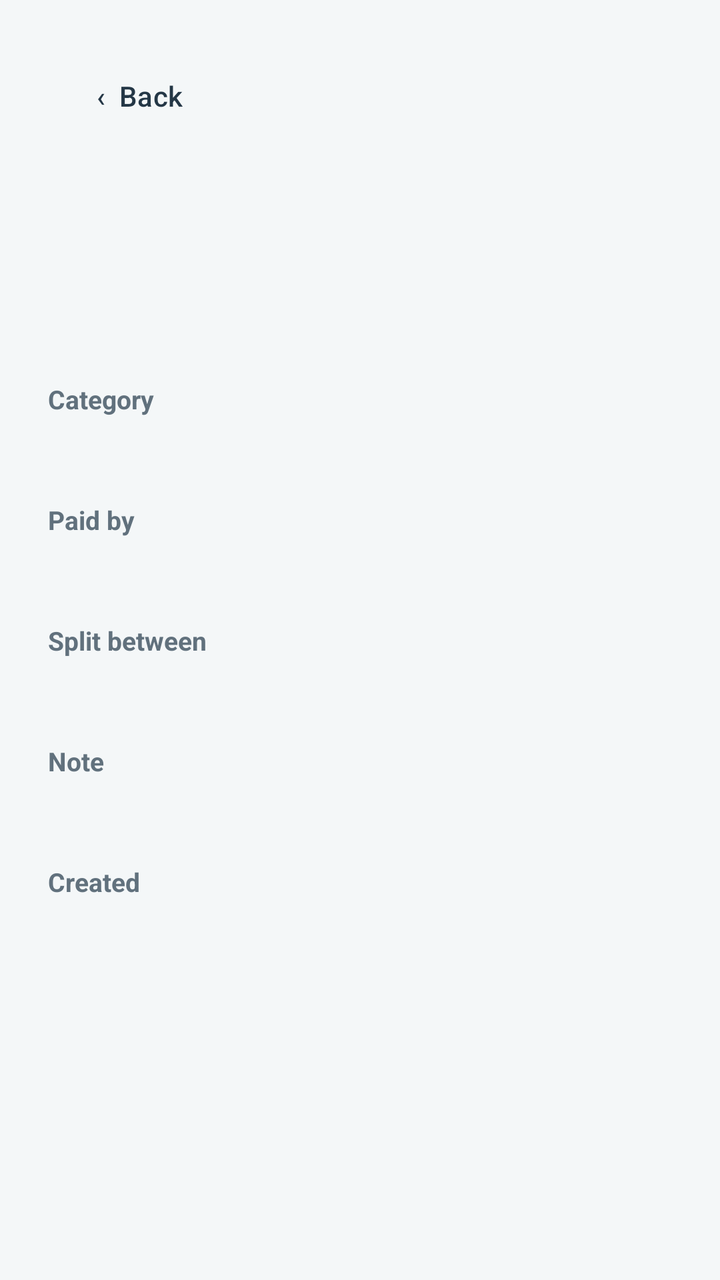
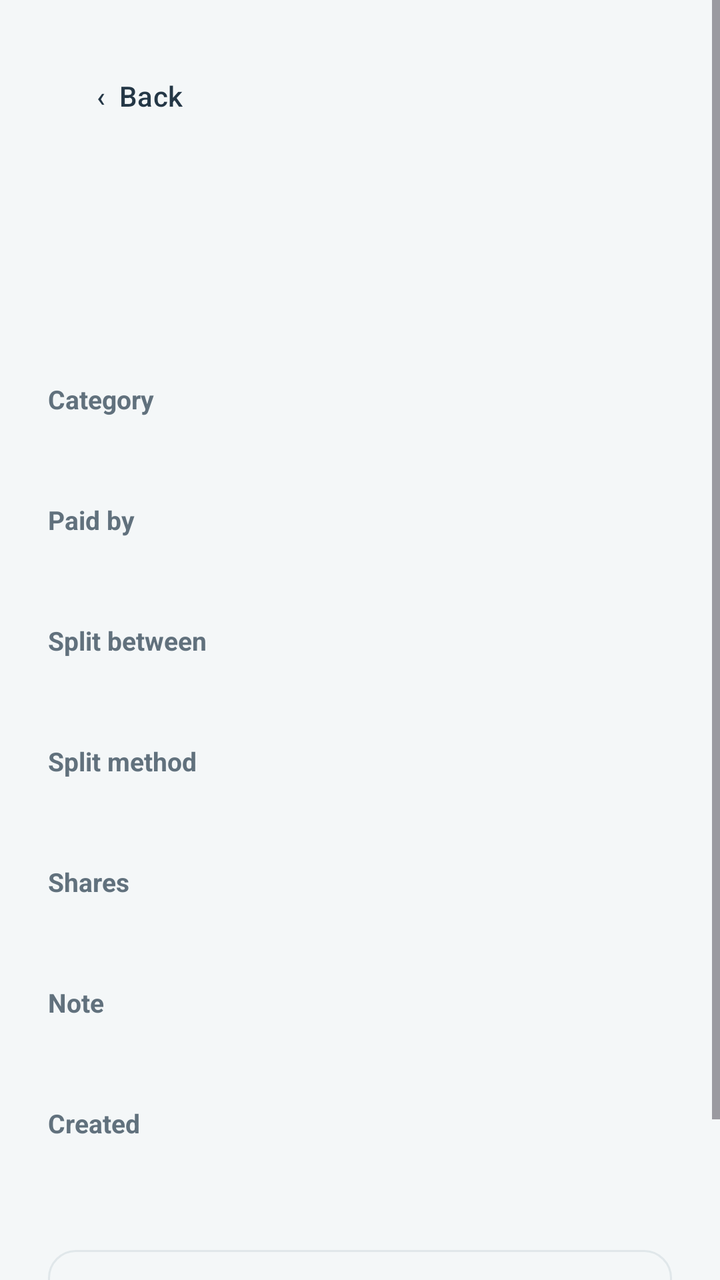

Two renders of the same Android screen: before a commit and after it. Below are the layout's source before the change and the commit's diff.
<!-- AndroidManifest.xml: application theme Theme.MyApplication -->
<!-- res/layout/activity_expense_detail.xml -->
<?xml version="1.0" encoding="utf-8"?>
<ScrollView xmlns:android="http://schemas.android.com/apk/res/android"
    xmlns:app="http://schemas.android.com/apk/res-auto"
    android:layout_width="match_parent"
    android:layout_height="match_parent"
    android:fillViewport="true"
    android:background="@color/surface_app">

    <LinearLayout
        android:layout_width="match_parent"
        android:layout_height="wrap_content"
        android:orientation="vertical"
        android:padding="24dp">

        <com.google.android.material.button.MaterialButton
            android:id="@+id/btnBack"
            android:layout_width="wrap_content"
            android:layout_height="48dp"
            android:text="‹  Back"
            android:textAllCaps="false"
            android:textColor="@color/brand_ink"
            app:backgroundTint="@android:color/transparent"
            app:cornerRadius="14dp"
            android:layout_marginBottom="16dp" />

        <TextView
            android:id="@+id/tvDetailTitle"
            android:layout_width="match_parent"
            android:layout_height="wrap_content"
            android:textSize="28sp"
            android:textStyle="bold"
            android:textColor="@color/ink" />

        <TextView
            android:id="@+id/tvDetailAmount"
            android:layout_width="wrap_content"
            android:layout_height="wrap_content"
            android:textSize="34sp"
            android:textStyle="bold"
            android:textColor="@color/brand_ink"
            android:layout_marginTop="4dp"
            android:layout_marginBottom="16dp" />

        <TextView
            android:id="@+id/tvDetailLocked"
            android:layout_width="match_parent"
            android:layout_height="wrap_content"
            android:text="This expense is marked settled, so it can't be edited or deleted."
            android:textSize="14sp"
            android:textColor="#81530B"
            android:background="@drawable/bg_warning_card"
            android:padding="12dp"
            android:layout_marginBottom="16dp"
            android:visibility="gone" />

        <TextView
            style="@style/ExpenseFieldLabel"
            android:text="Category" />

        <TextView
            android:id="@+id/tvDetailCategory"
            style="@style/ExpenseDetailValue" />

        <TextView
            style="@style/ExpenseFieldLabel"
            android:text="Paid by" />

        <TextView
            android:id="@+id/tvDetailPayer"
            style="@style/ExpenseDetailValue" />

        <TextView
            style="@style/ExpenseFieldLabel"
            android:text="Split between" />

        <TextView
            android:id="@+id/tvDetailParticipants"
            style="@style/ExpenseDetailValue" />

        <TextView
            android:id="@+id/tvDetailNoteLabel"
            style="@style/ExpenseFieldLabel"
            android:text="Note" />

        <TextView
            android:id="@+id/tvDetailNote"
            style="@style/ExpenseDetailValue" />

        <TextView
            style="@style/ExpenseFieldLabel"
            android:text="Created" />

        <TextView
            android:id="@+id/tvDetailCreated"
            style="@style/ExpenseDetailValue" />

        <com.google.android.material.button.MaterialButton
            android:id="@+id/btnMarkSettledExpense"
            android:layout_width="match_parent"
            android:layout_height="54dp"
            android:text="Mark as settled"
            android:textAllCaps="false"
            android:textStyle="bold"
            android:textColor="@color/white"
            app:backgroundTint="@color/brand_teal"
            app:cornerRadius="16dp"
            android:layout_marginTop="8dp"
            android:visibility="gone" />

        <com.google.android.material.button.MaterialButton
            android:id="@+id/btnEditExpense"
            style="@style/Widget.Material3.Button.OutlinedButton"
            android:layout_width="match_parent"
            android:layout_height="54dp"
            android:text="Edit Expense"
            android:textAllCaps="false"
            android:textColor="@color/brand_ink"
            app:strokeColor="@color/card_outline"
            app:cornerRadius="16dp"
            android:layout_marginTop="8dp"
            android:visibility="gone" />

        <com.google.android.material.button.MaterialButton
            android:id="@+id/btnDeleteExpense"
            android:layout_width="match_parent"
            android:layout_height="54dp"
            android:text="Delete Expense"
            android:textAllCaps="false"
            android:backgroundTint="@color/error"
            android:textColor="@color/white"
            app:cornerRadius="16dp"
            android:layout_marginTop="8dp"
            android:visibility="gone" />

        <TextView
            android:id="@+id/tvDetailError"
            android:layout_width="match_parent"
            android:layout_height="wrap_content"
            android:textColor="@color/error"
            android:textSize="14sp"
            android:gravity="center"
            android:layout_marginTop="16dp" />

    </LinearLayout>
</ScrollView>
<!-- resources referenced by this layout -->
<resources>
  <color name="brand_ink">#243746</color>
  <color name="brand_teal">#0F8B8D</color>
  <color name="card_outline">#E0E7EA</color>
  <color name="error">#B42318</color>
  <color name="ink">#17212B</color>
  <color name="surface_app">#F4F7F8</color>
  <color name="white">#FFFFFFFF</color>
  <!-- drawable bg_warning_card (drawable) -->
  <?xml version="1.0" encoding="utf-8"?>
  <shape xmlns:android="http://schemas.android.com/apk/res/android" android:shape="rectangle">
      <solid android:color="#FFF5D8" />
      <corners android:radius="14dp" />
  </shape>
  <style name="ExpenseDetailValue">
          <item name="android:layout_width">match_parent</item>
          <item name="android:layout_height">wrap_content</item>
          <item name="android:textSize">17sp</item>
          <item name="android:textColor">@color/ink</item>
          <item name="android:layout_marginBottom">16dp</item>
      </style>
  <style name="ExpenseFieldLabel">
          <item name="android:layout_width">wrap_content</item>
          <item name="android:layout_height">wrap_content</item>
          <item name="android:textSize">13sp</item>
          <item name="android:textStyle">bold</item>
          <item name="android:textColor">@color/text_secondary</item>
          <item name="android:layout_marginBottom">4dp</item>
      </style>
  <style name="Theme.MyApplication" parent="Base.Theme.MyApplication" />
  <color name="text_secondary">#61717D</color>
  <style name="Base.Theme.MyApplication" parent="Theme.Material3.DayNight.NoActionBar">
          <item name="colorPrimary">@color/brand_teal</item>
          <item name="colorOnPrimary">@color/white</item>
          <item name="colorSecondary">@color/brand_ink</item>
          <item name="colorOnSecondary">@color/white</item>
      </style>
</resources>

<!-- the commit's change to res/layout/activity_expense_detail.xml (unified diff, before → after) -->
@@ -45,7 +45,7 @@
             android:id="@+id/tvDetailLocked"
             android:layout_width="match_parent"
             android:layout_height="wrap_content"
-            android:text="This expense is marked settled, so it can't be edited or deleted."
+            android:text="Marked settled. This is a label only; edits and balance recalculation remain available."
             android:textSize="14sp"
             android:textColor="#81530B"
             android:background="@drawable/bg_warning_card"
@@ -78,6 +78,22 @@
             style="@style/ExpenseDetailValue" />
 
         <TextView
+            style="@style/ExpenseFieldLabel"
+            android:text="Split method" />
+
+        <TextView
+            android:id="@+id/tvDetailSplitMethod"
+            style="@style/ExpenseDetailValue" />
+
+        <TextView
+            style="@style/ExpenseFieldLabel"
+            android:text="Shares" />
+
+        <TextView
+            android:id="@+id/tvDetailShares"
+            style="@style/ExpenseDetailValue" />
+
+        <TextView
             android:id="@+id/tvDetailNoteLabel"
             style="@style/ExpenseFieldLabel"
             android:text="Note" />
@@ -93,6 +109,18 @@
         <TextView
             android:id="@+id/tvDetailCreated"
             style="@style/ExpenseDetailValue" />
+
+        <com.google.android.material.button.MaterialButton
+            android:id="@+id/btnViewReceipt"
+            style="@style/Widget.Material3.Button.OutlinedButton"
+            android:layout_width="match_parent"
+            android:layout_height="52dp"
+            android:text="View receipt photo"
+            android:textAllCaps="false"
+            android:textColor="@color/brand_ink"
+            app:strokeColor="@color/card_outline"
+            app:cornerRadius="14dp"
+            android:layout_marginTop="8dp" />
 
         <com.google.android.material.button.MaterialButton
             android:id="@+id/btnMarkSettledExpense"
